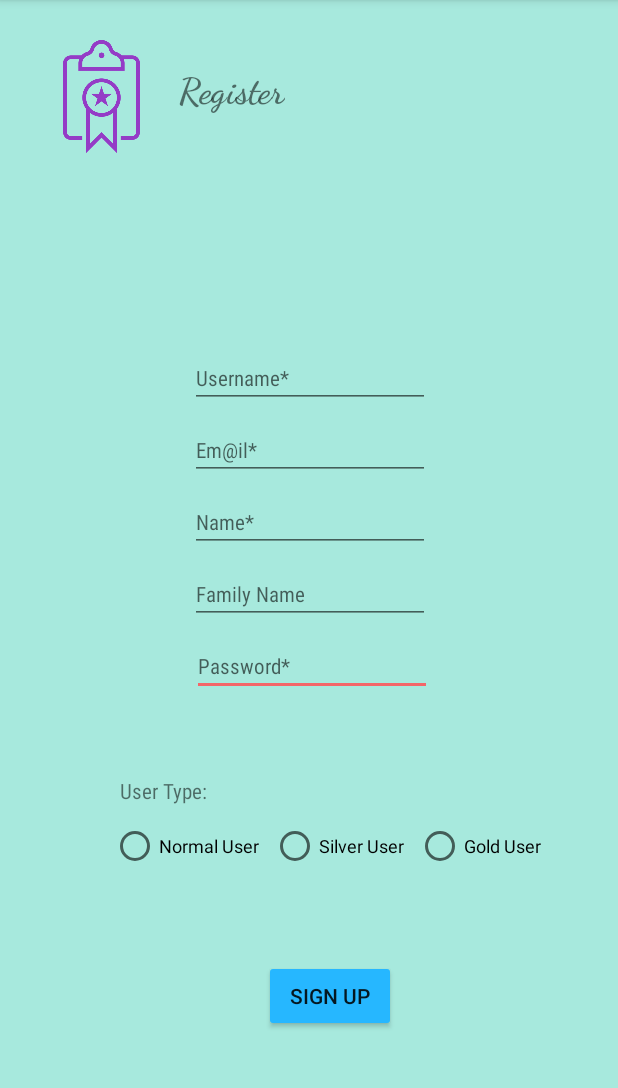
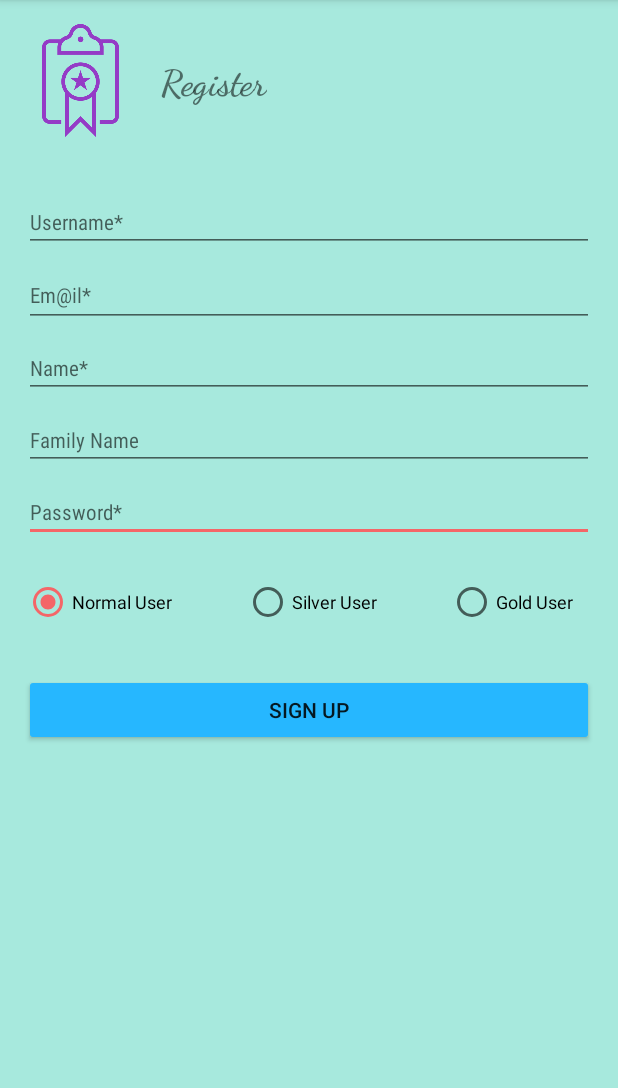
Before and after one commit to Ambrz77/comfy-manager-app, an Android app: the screen it shows after launch (RegisterActivity), on a phone screen of 412 x 824 dp, the part 84-1172 px from its top. Run offline under Robolectric (Android 15) with nearby library versions, the light colour scheme and no system bars.

Commit message:
Register xml beatified!

```diff
--- a/app/src/main/java/com/example/alireza/taskmanager/RegisterActivity.java
+++ b/app/src/main/java/com/example/alireza/taskmanager/RegisterActivity.java
@@ -2,12 +2,38 @@ package com.example.alireza.taskmanager;
 
 import android.support.v7.app.AppCompatActivity;
 import android.os.Bundle;
+import android.view.View;
+import android.widget.RadioButton;
 
 public class RegisterActivity extends AppCompatActivity {
+
+    String user,email,name,family,pass;
+    int type=0;
 
     @Override
     protected void onCreate(Bundle savedInstanceState) {
         super.onCreate(savedInstanceState);
         setContentView(R.layout.activity_register);
     }
+
+    public void onRadioButtonClicked(View view) {
+        boolean clicked = ((RadioButton) view).isChecked();
+        switch (view.getId()) {
+            case R.id.NormalButton:
+                if (clicked) {
+                    type=1;
+                }
+                break;
+            case R.id.SilverButton:
+                if (clicked) {
+                    type=2;
+                }
+                break;
+            case R.id.GoldButton:
+                if (clicked) {
+                    type=3;
+                }
+                break;
+        }
+    }
 }
--- a/app/src/main/java/com/example/alireza/taskmanager/Task.java
+++ b/app/src/main/java/com/example/alireza/taskmanager/Task.java
@@ -19,9 +19,9 @@ public class Task {
         this.min = min;
     }
 
-    public void setDetail(String detail) {
-        this.detail = detail;
-    }
+    public void setDetail(String detail) { this.detail = detail; }
+
+    public Priority getPriority() { return priority; }
 
     public int compareTime(Task task) {
         if (year > task.year) {
@@ -61,7 +61,7 @@ public class Task {
 
 class Priority {
     String name;
-    private int importance;
+    private int importance;//1-10
 
     public Priority(String name, int importance) {
         this.name = name;
--- a/app/src/main/java/com/example/alireza/taskmanager/User.java
+++ b/app/src/main/java/com/example/alireza/taskmanager/User.java
@@ -5,7 +5,7 @@ import java.util.ArrayList;
 public class User {
     private String Username,Email,Password;
     String Name,Familyname;
-    int Type;//Normal/Silver/Gold user
+    int Type;//Normal/Silver/Gold user//1/2/3
     boolean loggedIn = false;
     ArrayList<Task> tasks = new ArrayList<>();
     ArrayList<Priority> priorities = new ArrayList<>();
--- a/app/src/main/res/layout/activity_register.xml
+++ b/app/src/main/res/layout/activity_register.xml
@@ -10,13 +10,16 @@
         android:id="@+id/textView2"
         android:layout_width="wrap_content"
         android:layout_height="wrap_content"
-        android:layout_marginTop="45dp"
-        android:layout_marginEnd="222dp"
+        android:layout_marginStart="16dp"
+        android:layout_marginTop="40dp"
+        android:layout_marginEnd="16dp"
         android:fontFamily="cursive"
         android:text="Register"
         android:textSize="24sp"
         android:textStyle="bold"
         app:layout_constraintEnd_toEndOf="parent"
+        app:layout_constraintHorizontal_bias="0.0"
+        app:layout_constraintStart_toEndOf="@+id/imageView"
         app:layout_constraintTop_toTopOf="parent" />
 
     <ImageView
@@ -27,155 +30,139 @@
         android:layout_marginTop="16dp"
         android:layout_marginBottom="8dp"
         app:layout_constraintBottom_toBottomOf="parent"
-        app:layout_constraintEnd_toStartOf="@+id/textView2"
         app:layout_constraintStart_toStartOf="parent"
         app:layout_constraintTop_toTopOf="parent"
-        app:layout_constraintVertical_bias="0.016"
+        app:layout_constraintVertical_bias="0.0"
         app:srcCompat="@drawable/clipboards7" />
 
     <EditText
-        android:id="@+id/editText"
-        android:layout_width="wrap_content"
+        android:id="@+id/passText"
+        android:layout_width="match_parent"
         android:layout_height="wrap_content"
-        android:layout_marginStart="8dp"
-        android:layout_marginEnd="108dp"
-        android:layout_marginBottom="304dp"
+        android:layout_marginStart="16dp"
+        android:layout_marginTop="8dp"
+        android:layout_marginEnd="16dp"
         android:ems="10"
         android:fontFamily="sans-serif-condensed"
         android:hint="Password*"
         android:inputType="textPassword"
         android:textSize="14sp"
-        app:layout_constraintBottom_toBottomOf="parent"
         app:layout_constraintEnd_toEndOf="parent"
-        app:layout_constraintHorizontal_bias="0.883"
-        app:layout_constraintStart_toStartOf="parent" />
+        app:layout_constraintStart_toStartOf="parent"
+        app:layout_constraintTop_toBottomOf="@+id/familyText" />
 
     <EditText
-        android:id="@+id/editText2"
-        android:layout_width="wrap_content"
-        android:layout_height="wrap_content"
-        android:layout_marginStart="110dp"
-        android:layout_marginEnd="109dp"
-        android:layout_marginBottom="8dp"
+        android:id="@+id/emailText"
+        android:layout_width="match_parent"
+        android:layout_height="42dp"
+        android:layout_marginStart="16dp"
+        android:layout_marginTop="8dp"
+        android:layout_marginEnd="16dp"
         android:ems="10"
         android:fontFamily="sans-serif-condensed"
         android:hint="Em@il*"
         android:inputType="textEmailAddress"
         android:textSize="14sp"
-        app:layout_constraintBottom_toTopOf="@+id/editText4"
         app:layout_constraintEnd_toEndOf="parent"
-        app:layout_constraintStart_toStartOf="parent" />
+        app:layout_constraintStart_toStartOf="parent"
+        app:layout_constraintTop_toBottomOf="@+id/userText" />
 
     <EditText
-        android:id="@+id/editText3"
-        android:layout_width="wrap_content"
+        android:id="@+id/userText"
+        android:layout_width="match_parent"
         android:layout_height="wrap_content"
-        android:layout_marginStart="110dp"
-        android:layout_marginTop="8dp"
-        android:layout_marginEnd="109dp"
-        android:layout_marginBottom="8dp"
+        android:layout_marginStart="16dp"
+        android:layout_marginTop="128dp"
+        android:layout_marginEnd="16dp"
         android:ems="10"
         android:fontFamily="sans-serif-condensed"
         android:hint="Username*"
         android:inputType="textPersonName"
         android:textSize="14sp"
-        app:layout_constraintBottom_toTopOf="@+id/editText2"
         app:layout_constraintEnd_toEndOf="parent"
         app:layout_constraintStart_toStartOf="parent"
-        app:layout_constraintTop_toTopOf="parent"
-        app:layout_constraintVertical_bias="1.0" />
+        app:layout_constraintTop_toTopOf="parent" />
 
     <EditText
-        android:id="@+id/editText4"
-        android:layout_width="wrap_content"
-        android:layout_height="wrap_content"
-        android:layout_marginStart="110dp"
-        android:layout_marginEnd="109dp"
-        android:layout_marginBottom="8dp"
+        android:id="@+id/nameText"
+        android:layout_width="match_parent"
+        android:layout_height="39dp"
+        android:layout_marginStart="16dp"
+        android:layout_marginTop="8dp"
+        android:layout_marginEnd="16dp"
         android:ems="10"
         android:fontFamily="sans-serif-condensed"
         android:hint="Name*"
         android:inputType="textPersonName"
         android:textSize="14sp"
-        app:layout_constraintBottom_toTopOf="@+id/editText5"
         app:layout_constraintEnd_toEndOf="parent"
-        app:layout_constraintStart_toStartOf="parent" />
+        app:layout_constraintStart_toStartOf="parent"
+        app:layout_constraintTop_toBottomOf="@+id/emailText" />
 
     <EditText
-        android:id="@+id/editText5"
-        android:layout_width="wrap_content"
+        android:id="@+id/familyText"
+        android:layout_width="match_parent"
         android:layout_height="wrap_content"
-        android:layout_marginStart="110dp"
-        android:layout_marginEnd="109dp"
-        android:layout_marginBottom="8dp"
+        android:layout_marginStart="16dp"
+        android:layout_marginTop="8dp"
+        android:layout_marginEnd="16dp"
         android:ems="10"
         android:fontFamily="sans-serif-condensed"
         android:hint="Family Name"
         android:inputType="textPersonName"
         android:textSize="14sp"
-        app:layout_constraintBottom_toTopOf="@+id/editText"
         app:layout_constraintEnd_toEndOf="parent"
-        app:layout_constraintStart_toStartOf="parent" />
+        app:layout_constraintStart_toStartOf="parent"
+        app:layout_constraintTop_toBottomOf="@+id/nameText" />
 
     <RadioButton
-        android:id="@+id/radioButton"
+        android:id="@+id/NormalButton"
         android:layout_width="wrap_content"
         android:layout_height="wrap_content"
-        android:layout_marginStart="66dp"
-        android:layout_marginBottom="188dp"
+        android:layout_marginStart="16dp"
+        android:layout_marginTop="24dp"
+        android:checked="true"
         android:text="Normal User"
         android:textSize="12sp"
-        app:layout_constraintBottom_toBottomOf="parent"
-        app:layout_constraintEnd_toStartOf="@+id/radioButton2"
-        app:layout_constraintStart_toStartOf="parent" />
+        app:layout_constraintStart_toStartOf="parent"
+        app:layout_constraintTop_toBottomOf="@+id/passText" />
 
     <RadioButton
-        android:id="@+id/radioButton2"
+        android:id="@+id/SilverButton"
         android:layout_width="wrap_content"
         android:layout_height="wrap_content"
-        android:layout_marginBottom="188dp"
+        android:layout_marginStart="8dp"
+        android:layout_marginTop="24dp"
+        android:layout_marginEnd="8dp"
         android:text="Silver User"
         android:textSize="12sp"
-        app:layout_constraintBottom_toBottomOf="parent"
-        app:layout_constraintEnd_toStartOf="@+id/radioButton3"
-        app:layout_constraintStart_toEndOf="@+id/radioButton" />
+        app:layout_constraintEnd_toStartOf="@+id/GoldButton"
+        app:layout_constraintStart_toEndOf="@+id/NormalButton"
+        app:layout_constraintTop_toBottomOf="@+id/passText" />
 
     <RadioButton
-        android:id="@+id/radioButton3"
+        android:id="@+id/GoldButton"
         android:layout_width="wrap_content"
         android:layout_height="wrap_content"
-        android:layout_marginEnd="43dp"
-        android:layout_marginBottom="188dp"
+        android:layout_marginTop="24dp"
+        android:layout_marginEnd="30dp"
+        android:onClick="onRadioButtonClicked"
         android:text="Gold User"
         android:textSize="12sp"
-        app:layout_constraintBottom_toBottomOf="parent"
         app:layout_constraintEnd_toEndOf="parent"
-        app:layout_constraintStart_toEndOf="@+id/radioButton2" />
-
-    <TextView
-        android:id="@+id/textView8"
-        android:layout_width="wrap_content"
-        android:layout_height="wrap_content"
-        android:layout_marginStart="66dp"
-        android:layout_marginEnd="259dp"
-        android:layout_marginBottom="11dp"
-        android:fontFamily="sans-serif-condensed"
-        android:text="User Type:"
-        app:layout_constraintBottom_toTopOf="@+id/radioButton"
-        app:layout_constraintEnd_toEndOf="parent"
-        app:layout_constraintStart_toStartOf="parent" />
+        app:layout_constraintTop_toBottomOf="@+id/passText" />
 
     <Button
         android:id="@+id/button4"
-        android:layout_width="wrap_content"
+        android:layout_width="match_parent"
         android:layout_height="wrap_content"
-        android:layout_marginTop="19dp"
-        android:layout_marginEnd="148dp"
-        android:layout_marginBottom="39dp"
+        android:layout_marginStart="16dp"
+        android:layout_marginTop="32dp"
+        android:layout_marginEnd="16dp"
         android:backgroundTint="@color/colorPrimary"
         android:text="Sign Up"
-        app:layout_constraintBottom_toBottomOf="parent"
         app:layout_constraintEnd_toEndOf="parent"
-        app:layout_constraintTop_toBottomOf="@+id/radioButton" />
+        app:layout_constraintStart_toStartOf="parent"
+        app:layout_constraintTop_toBottomOf="@+id/SilverButton" />
 
 </android.support.constraint.ConstraintLayout>
```
